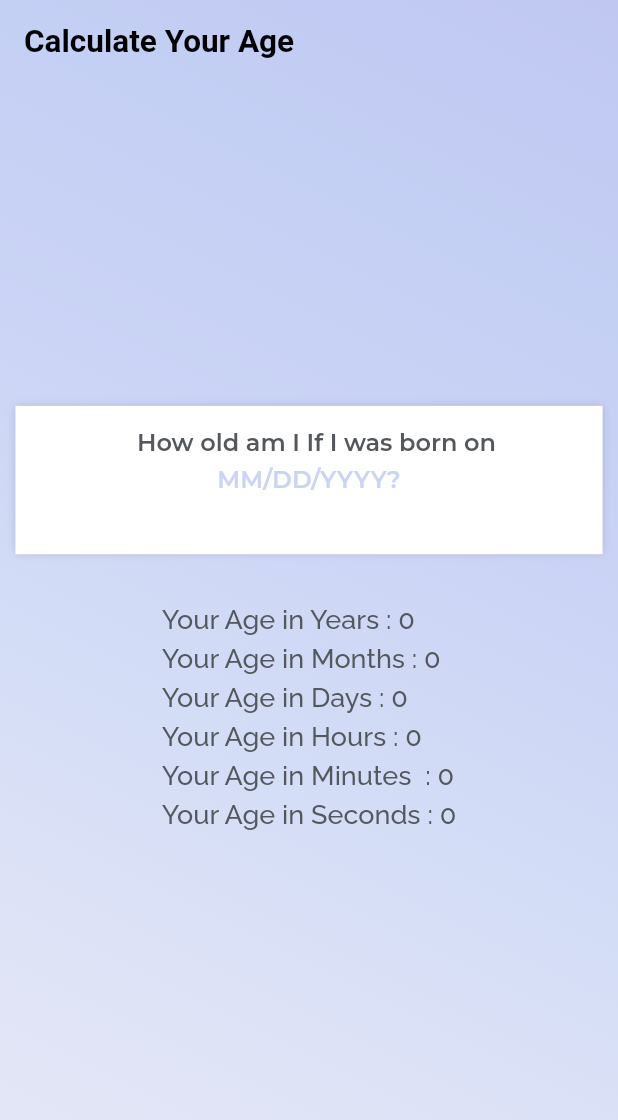
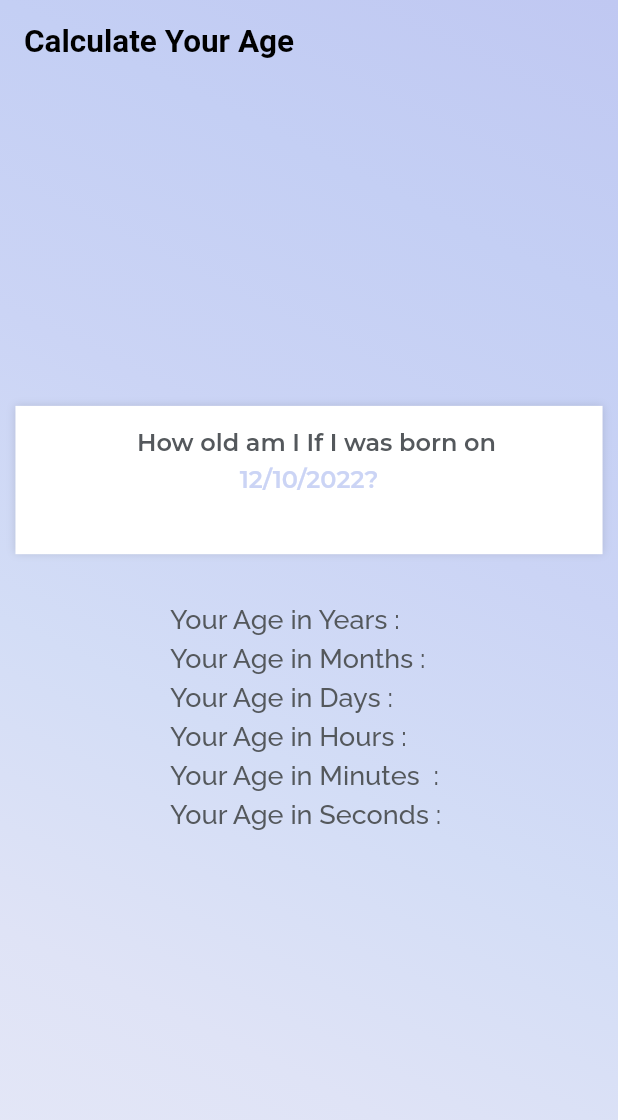
Before and after one commit to mdrabbihossen/age-calculator, a Flutter app: the screen it shows after launch, on a phone screen of 412 x 824 dp. Shown: the top 1120 px of the screen. Run offline on Flutter 3.47's test engine with Material 2 defaults, Android fonts, the phone set to English and light mode, and no system bars; our stand-ins replace google_fonts.

Commit message:
age in years added

```diff
--- a/lib/views/calculator/screens/calculator_screen.dart
+++ b/lib/views/calculator/screens/calculator_screen.dart
@@ -9,19 +9,22 @@ class CalculatorHome extends StatefulWidget {
 }
 
 class _CalculatorHomeState extends State<CalculatorHome> {
-  @override
-  void initState() {
-    // implement initState
-    super.initState();
+  DateTime date = DateTime.now();
+  DateTime initialDate = DateTime.now();
+  DateTime firstDate = DateTime(1900);
+  DateTime lastDate = DateTime.now();
+
+  String ageInYears = '';
+  String ageInMonths = '';
+  String ageInDays = '';
+  String ageInHours = '';
+  String ageInMinutes = '';
+  String ageInSeconds = '';
+
+  void calculateAge() {
+    // calculate age in years
+    ageInYears = (initialDate.year - date.year).toString();
   }
-
-  @override
-  void dispose() {
-    //  implement dispose
-    super.dispose();
-  }
-
-
 
   @override
   Widget build(BuildContext context) {
@@ -32,12 +35,14 @@ class _CalculatorHomeState extends State<CalculatorHome> {
         elevation: 0,
         backgroundColor: Colors.transparent,
         automaticallyImplyLeading: false,
-        title: Text('Calculate Your Age',
+        title: Text(
+          'Calculate Your Age',
           style: GoogleFonts.indieFlower(
             color: Colors.black,
             fontSize: 21,
             fontWeight: FontWeight.w700,
-            )),
+          ),
+        ),
       ),
       body: Container(
         decoration: BoxDecoration(
@@ -84,41 +89,25 @@ class _CalculatorHomeState extends State<CalculatorHome> {
                       ),
                     ),
                     SizedBox(height: 5),
-                    Row(
-                      mainAxisAlignment: MainAxisAlignment.center,
-                      children: [
                     InkWell(
-                          onTap: () {
-                            print('Month Click');
+                      onTap: () async {
+                        DateTime? newDate = await showDatePicker(
+                          context: context,
+                          initialDate: initialDate,
+                          firstDate: firstDate,
+                          lastDate: lastDate,
+                        );
+                        if (newDate == null) return;
+                        setState(() {
+                          date = newDate;
+                          calculateAge();
+                        });
                       },
                       child: Text(
-                            'MM/',
-                            style: GoogleFonts.montserrat(
-                              color: Color(0xffcbd4f5),
-                              fontSize: 16,
-                              fontWeight: FontWeight.w600,
-                            ),
-                          ),
-                        ),
-                        InkWell(
-                          onTap: () {
-                            print('Date Click');
-                          },
-                          child: Text(
-                            'DD/',
-                            style: GoogleFonts.montserrat(
-                              color: Color(0xffcbd4f5),
-                              fontSize: 16,
-                              fontWeight: FontWeight.w600,
-                            ),
-                          ),
-                        ),
-                        InkWell(
-                          onTap: () {
-                            print('Year Click');
-                          },
-                          child: Text(
-                            'YYYY?',
+                        // ignore: unnecessary_null_comparison
+                        date != null
+                            ? '${date.day}/${date.month}/${date.year}?'
+                            : "Tap to select date",
                         style: GoogleFonts.montserrat(
                           color: Color(0xffcbd4f5),
                           fontSize: 16,
@@ -128,15 +117,13 @@ class _CalculatorHomeState extends State<CalculatorHome> {
                     ),
                   ],
                 ),
-                  ],
-                ),
               ),
               SizedBox(height: size.height * 0.04),
               Column(
                 crossAxisAlignment: CrossAxisAlignment.start,
                 children: [
                   Text(
-                    'Your Age in Years : 0',
+                    'Your Age in Years : ${ageInYears}',
                     style: GoogleFonts.raleway(
                       color: Color(0xff54585c),
                       fontSize: 18,
@@ -145,7 +132,7 @@ class _CalculatorHomeState extends State<CalculatorHome> {
                   ),
                   SizedBox(height: 5),
                   Text(
-                    'Your Age in Months : 0',
+                    'Your Age in Months : ${ageInMonths}',
                     style: GoogleFonts.raleway(
                       color: Color(0xff54585c),
                       fontSize: 18,
@@ -154,7 +141,7 @@ class _CalculatorHomeState extends State<CalculatorHome> {
                   ),
                   SizedBox(height: 5),
                   Text(
-                    'Your Age in Days : 0',
+                    'Your Age in Days : ${ageInDays}',
                     style: GoogleFonts.raleway(
                       color: Color(0xff54585c),
                       fontSize: 18,
@@ -163,7 +150,7 @@ class _CalculatorHomeState extends State<CalculatorHome> {
                   ),
                   SizedBox(height: 5),
                   Text(
-                    'Your Age in Hours : 0',
+                    'Your Age in Hours : ${ageInHours}',
                     style: GoogleFonts.raleway(
                       color: Color(0xff54585c),
                       fontSize: 18,
@@ -172,7 +159,7 @@ class _CalculatorHomeState extends State<CalculatorHome> {
                   ),
                   SizedBox(height: 5),
                   Text(
-                    'Your Age in Minutes  : 0',
+                    'Your Age in Minutes  : ${ageInMinutes}',
                     style: GoogleFonts.raleway(
                       color: Color(0xff54585c),
                       fontSize: 18,
@@ -181,7 +168,7 @@ class _CalculatorHomeState extends State<CalculatorHome> {
                   ),
                   SizedBox(height: 5),
                   Text(
-                    'Your Age in Seconds : 0',
+                    'Your Age in Seconds : ${ageInSeconds}',
                     style: GoogleFonts.raleway(
                       color: Color(0xff54585c),
                       fontSize: 18,
```
Lines whose indentation alone changed are shown as unchanged.
